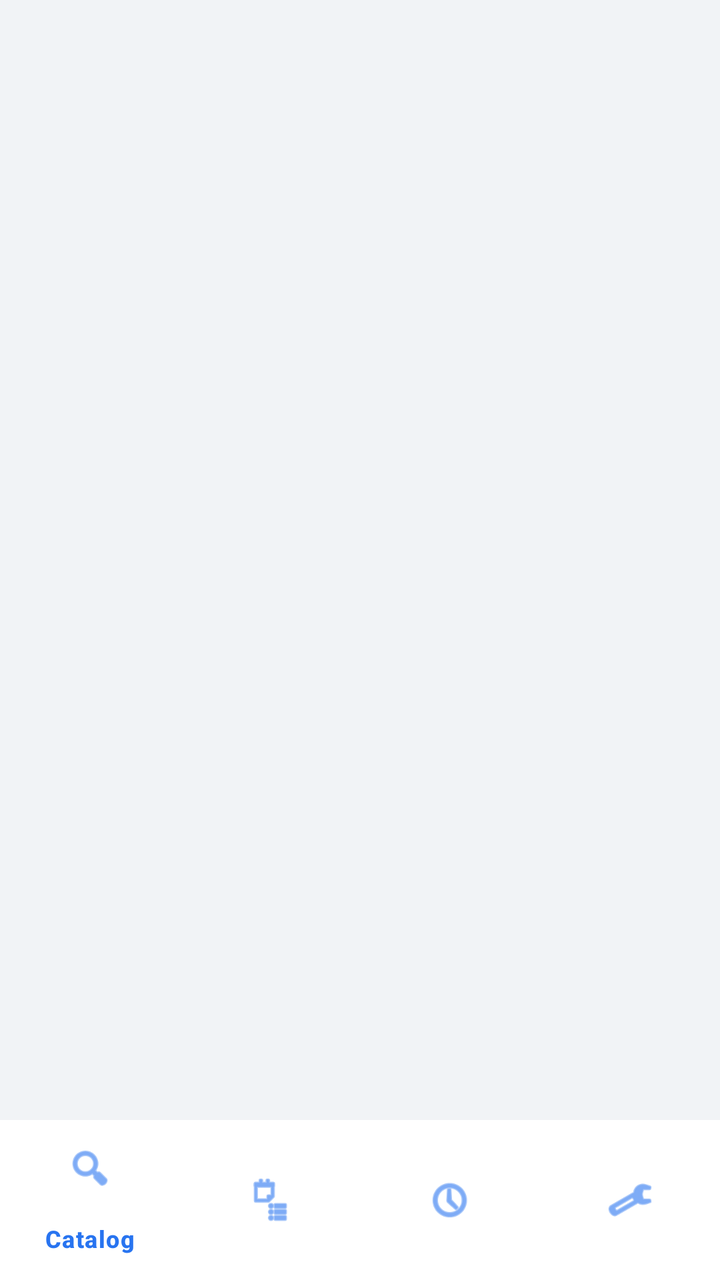
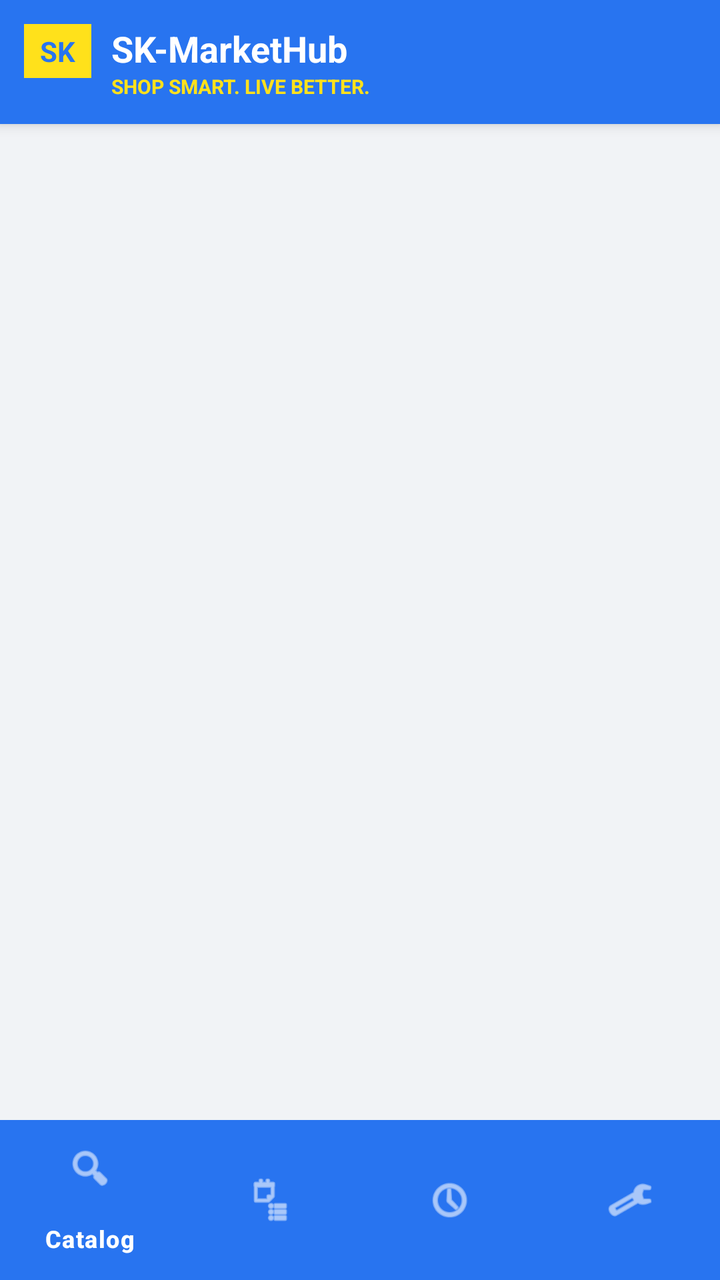

Two renders of the same Android screen: before a commit and after it. Below are the layout's source before the change and the commit's diff.
<!-- AndroidManifest.xml: application theme Theme.SKMarketHub -->
<!-- res/layout/activity_main.xml -->
<?xml version="1.0" encoding="utf-8"?>
<RelativeLayout xmlns:android="http://schemas.android.com/apk/res/android"
    xmlns:app="http://schemas.android.com/apk/res-auto"
    android:layout_width="match_parent"
    android:layout_height="match_parent"
    android:background="@color/background">

    <FrameLayout
        android:id="@+id/mainContainer"
        android:layout_width="match_parent"
        android:layout_height="match_parent"
        android:layout_above="@id/bottomNav" />

    <com.google.android.material.bottomnavigation.BottomNavigationView
        android:id="@+id/bottomNav"
        android:layout_width="match_parent"
        android:layout_height="wrap_content"
        android:layout_alignParentBottom="true"
        android:background="@color/card_background"
        app:itemIconTint="@color/primary"
        app:itemTextColor="@color/primary"
        app:menu="@menu/menu_bottom_nav" />

</RelativeLayout>
<!-- resources referenced by this layout -->
<resources>
  <color name="background">#F1F3F6</color>
  <color name="card_background">#FFFFFF</color>
  <color name="primary">#2874F0</color>
  <style name="Theme.SKMarketHub" parent="Theme.Material3.DayNight">
          <item name="colorPrimary">@color/primary</item>
          <item name="colorPrimaryDark">@color/primary_dark</item>
          <item name="colorAccent">@color/accent</item>
          <item name="android:statusBarColor">@color/primary_dark</item>
      </style>
  <color name="primary_dark">#1751A8</color>
  <color name="accent">#FFE11B</color>
</resources>

<!-- the commit's change to res/layout/activity_main.xml (unified diff, before → after) -->
@@ -5,20 +5,68 @@
     android:layout_height="match_parent"
     android:background="@color/background">
 
+    
+    <LinearLayout
+        android:id="@+id/appHeaderToolbar"
+        android:layout_width="match_parent"
+        android:layout_height="wrap_content"
+        android:background="@color/primary"
+        android:elevation="4dp"
+        android:orientation="horizontal"
+        android:padding="12dp">
+
+        <TextView
+            android:layout_width="wrap_content"
+            android:layout_height="wrap_content"
+            android:background="@color/accent"
+            android:paddingStart="8dp"
+            android:paddingEnd="8dp"
+            android:paddingTop="4dp"
+            android:paddingBottom="4dp"
+            android:text="SK"
+            android:textColor="@color/primary"
+            android:textSize="14sp"
+            android:textStyle="bold" />
+
+        <LinearLayout
+            android:layout_width="wrap_content"
+            android:layout_height="wrap_content"
+            android:layout_marginStart="10dp"
+            android:orientation="vertical">
+
+            <TextView
+                android:layout_width="wrap_content"
+                android:layout_height="wrap_content"
+                android:text="SK-MarketHub"
+                android:textColor="#FFFFFF"
+                android:textSize="18sp"
+                android:textStyle="bold" />
+
+            <TextView
+                android:layout_width="wrap_content"
+                android:layout_height="wrap_content"
+                android:text="@string/app_tagline"
+                android:textColor="@color/accent"
+                android:textSize="10sp"
+                android:textStyle="bold" />
+        </LinearLayout>
+    </LinearLayout>
+
     <FrameLayout
         android:id="@+id/mainContainer"
         android:layout_width="match_parent"
         android:layout_height="match_parent"
-        android:layout_above="@id/bottomNav" />
+        android:layout_above="@id/bottomNav"
+        android:layout_below="@id/appHeaderToolbar" />
 
     <com.google.android.material.bottomnavigation.BottomNavigationView
         android:id="@+id/bottomNav"
         android:layout_width="match_parent"
         android:layout_height="wrap_content"
         android:layout_alignParentBottom="true"
-        android:background="@color/card_background"
-        app:itemIconTint="@color/primary"
-        app:itemTextColor="@color/primary"
+        android:background="@color/primary"
+        app:itemIconTint="#FFFFFF"
+        app:itemTextColor="#FFFFFF"
         app:menu="@menu/menu_bottom_nav" />
 
 </RelativeLayout>
<!-- resource entries referenced after the edit -->
@@ -1,8 +1,8 @@
 <!-- resources referenced by this layout -->
 <resources>
   <color name="background">#F1F3F6</color>
-  <color name="card_background">#FFFFFF</color>
   <color name="primary">#2874F0</color>
+  <string name="app_tagline">SHOP SMART. LIVE BETTER.</string>
   <style name="Theme.SKMarketHub" parent="Theme.Material3.DayNight">
           <item name="colorPrimary">@color/primary</item>
           <item name="colorPrimaryDark">@color/primary_dark</item>
